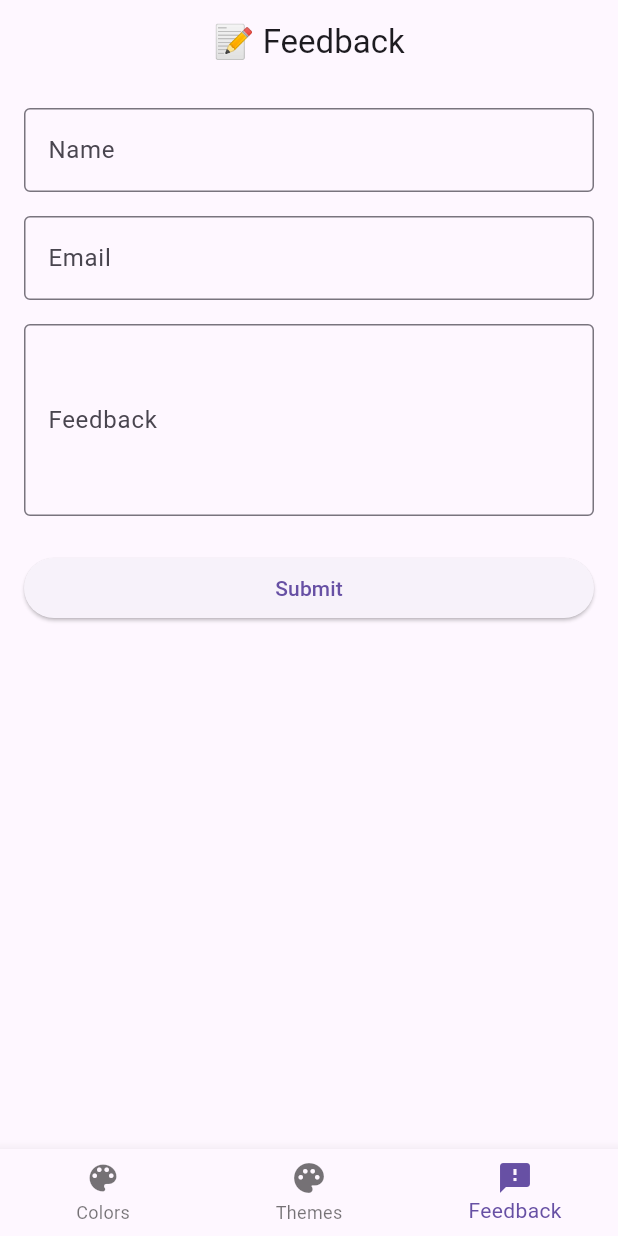
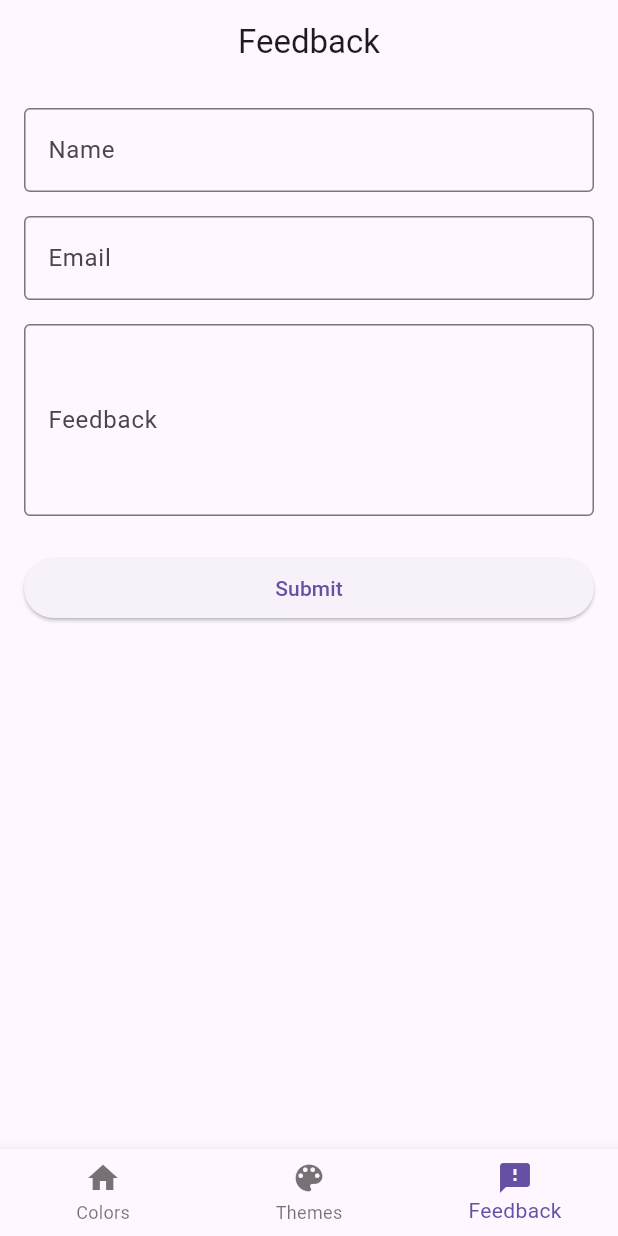
Before and after one commit to jb-git-code/heco, a Flutter app: the screen it shows after launch, item 3 of the bottom bar chosen, on a phone screen of 412 x 824 dp. Run offline on Flutter 3.47's test engine with Material 3 defaults, Android fonts, the light colour scheme and no system bars; our stand-ins replace cloud_firestore, firebase_core, flutter_colorpicker; accounts and stored records are empty.

```diff
--- a/lib/screens/feedback_screen.dart
+++ b/lib/screens/feedback_screen.dart
@@ -43,9 +43,9 @@ class _FeedbackScreenState extends State<FeedbackScreen> {
         const SnackBar(content: Text("Feedback submitted successfully")),
       );
     } catch (e) {
-      ScaffoldMessenger.of(context).showSnackBar(
-        const SnackBar(content: Text("Something went wrong")),
-      );
+      ScaffoldMessenger.of(
+        context,
+      ).showSnackBar(const SnackBar(content: Text("Something went wrong")));
     } finally {
       setState(() => isSubmitting = false);
     }
@@ -54,10 +54,7 @@ class _FeedbackScreenState extends State<FeedbackScreen> {
   @override
   Widget build(BuildContext context) {
     return Scaffold(
-      appBar: AppBar(
-        title: const Text("📝 Feedback"),
-        centerTitle: true,
-      ),
+      appBar: AppBar(title: const Text("Feedback"), centerTitle: true),
       body: SingleChildScrollView(
         padding: const EdgeInsets.all(16),
         child: Form(
--- a/lib/screens/root_screen.dart
+++ b/lib/screens/root_screen.dart
@@ -2,7 +2,6 @@ import 'package:flutter/material.dart';
 import 'package:heco/screens/feedback_screen.dart';
 import 'home_screen.dart';
 import 'theme_generator_screen.dart';
-import 'future_screen.dart';
 
 class RootScreen extends StatefulWidget {
   const RootScreen({super.key});
@@ -33,11 +32,11 @@ class _RootScreenState extends State<RootScreen> {
           });
         },
         items: const [
+          BottomNavigationBarItem(icon: Icon(Icons.home), label: "Colors"),
           BottomNavigationBarItem(
             icon: Icon(Icons.color_lens),
-            label: "Colors",
+            label: "Themes",
           ),
-          BottomNavigationBarItem(icon: Icon(Icons.palette), label: "Themes"),
           BottomNavigationBarItem(
             icon: Icon(Icons.feedback),
             label: "Feedback",
```
Also changed, not shown: lib/screens/future_screen.dart (deleted, +0 -32 lines), 1 other file.
